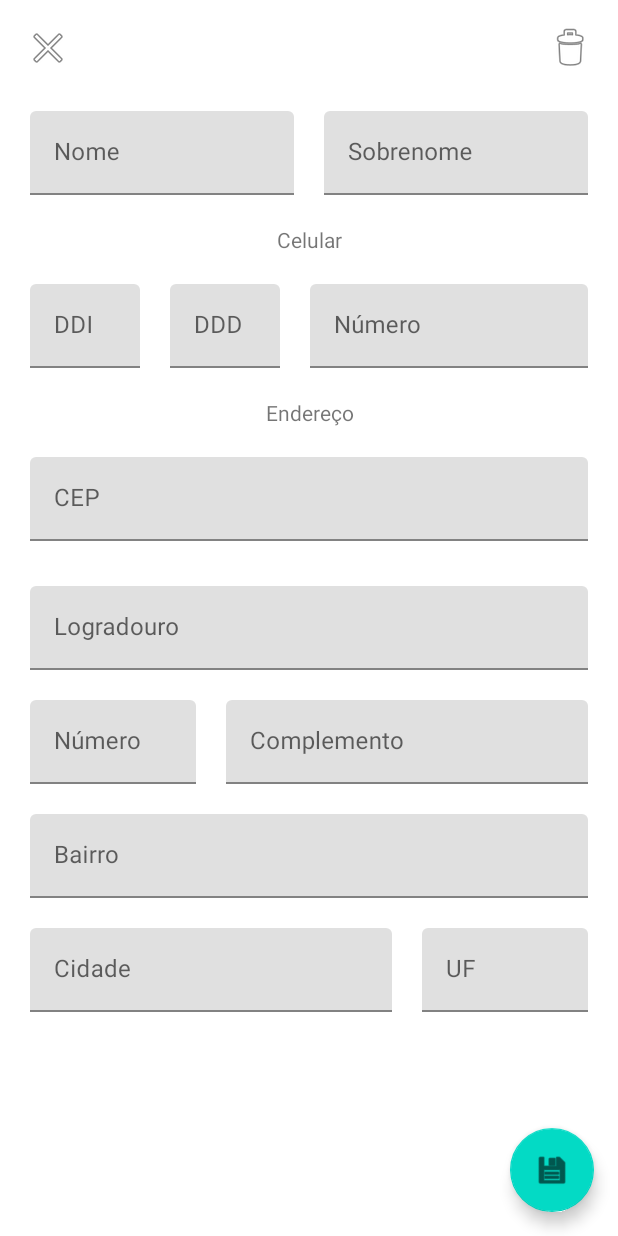
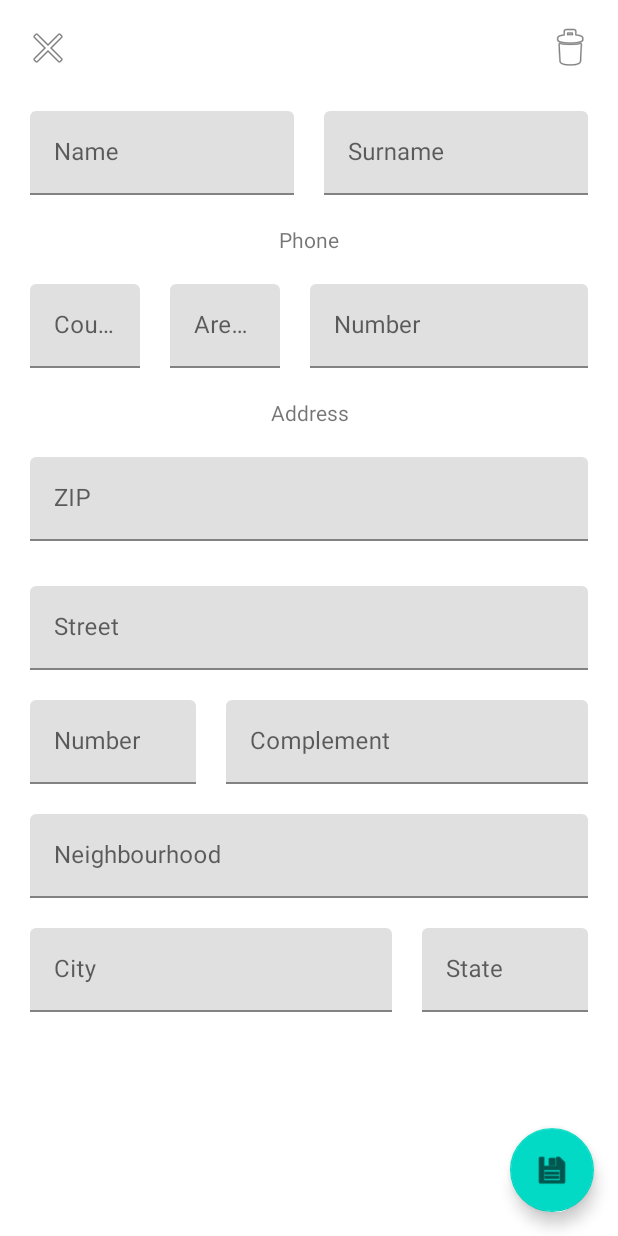
Before and after one commit to zampnrs/ViaCep-Android-Example, an Android app: the NewContactFragment screen opened through its navigation route, on a phone screen of 412 x 824 dp. Run offline under Robolectric (Android 15) with nearby library versions, the phone set to English and light mode, and no system bars; our stand-ins replace Dagger/Hilt's generated code.

Commit message:
Improving strings resources

```diff
--- a/app/src/main/res/values/strings.xml
+++ b/app/src/main/res/values/strings.xml
@@ -1,34 +1,38 @@
+<?xml version="1.0" encoding="utf-8"?>
 <resources>
-    <string name="app_name">ContactBook</string>
-    <string name="action_settings">Settings</string>
+    <string name="app_name" translatable="false">ContactBook</string>
 
-    <string name="contact_fragment_label">Contact Fragment</string>
-    <string name="new_contact_fragment_label">New Contact Fragment</string>
-    <string name="contacts_loading_error_message">Erro ao carregar os contatos</string>
-    <string name="cep_label">CEP</string>
-    <string name="street_label">Logradouro</string>
-    <string name="number_label">Número</string>
-    <string name="complement_label">Complemento</string>
-    <string name="neighborhood_label">Bairro</string>
-    <string name="city_label">Cidade</string>
-    <string name="uf_label">UF</string>
-    <string name="address_label">Endereço</string>
-    <string name="country_code_label">DDI</string>
-    <string name="state_code_label">DDD</string>
-    <string name="phone_number_label">Celular</string>
-    <string name="name_label">Nome</string>
-    <string name="surname_label">Sobrenome</string>
-    <string name="save_contact_error">Alguns campos parecem estar vazios</string>
-    <string name="contact_saved_message">Contato salvo com sucesso</string>
-    <string name="contact_saving_error_message">Erro ao salvar contato</string>
-    <string name="contact_updated_message">Contato atualizado com sucesso</string>
-    <string name="contact_updating_error_message">Erro ao atualizar contato</string>
-    <string name="empty_contactBook_label">Agenda vazia</string>
-    <string name="wrong_zip_code">CEP incorreto</string>
-    <string name="delete_action">Apagar</string>
-    <string name="cancel">Voltar</string>
-    <string name="contact_deleting_error_message">Erro ao apagar contato</string>
-    <string name="alert_title">Alerta!</string>
-    <string name="delete_message">Deseja realmente apagar?</string>
-    <string name="error_loading_contact">Erro ao carregar contato</string>
+    <!--    Navigation Graph-->
+    <string name="contact_fragment_label" translatable="false">Contact Fragment</string>
+    <string name="new_contact_fragment_label" translatable="false">New Contact Fragment</string>
+
+    <!--    New Contact Screen-->
+    <string name="contacts_loading_error_message">Error loading contacts</string>
+    <string name="cep_label">ZIP</string>
+    <string name="street_label">Street</string>
+    <string name="number_label">Number</string>
+    <string name="complement_label">Complement</string>
+    <string name="neighborhood_label">Neighbourhood</string>
+    <string name="city_label">City</string>
+    <string name="uf_label">State</string>
+    <string name="address_label">Address</string>
+    <string name="country_code_label">Country code</string>
+    <string name="state_code_label">Area code</string>
+    <string name="phone_number_label">Phone</string>
+    <string name="name_label">Name</string>
+    <string name="surname_label">Surname</string>
+    <string name="save_contact_error">Some fields seems to be empty</string>
+    <string name="contact_saved_message">Contact successfully saved</string>
+    <string name="contact_saving_error_message">Error saving contact</string>
+    <string name="contact_updated_message">Contact successfully updated</string>
+    <string name="contact_updating_error_message">Error updating contact</string>
+    <string name="empty_contactBook_label">Empty contact book</string>
+    <string name="wrong_zip_code">ZIP seems to be wrong</string>
+    <string name="delete_action">Delete</string>
+    <string name="cancel">Back</string>
+    <string name="contact_deleting_error_message">Error deleting contact</string>
+    <string name="alert_title">Alert!</string>
+    <string name="delete_message">Would you really like to delete it?</string>
+    <string name="error_loading_contact">Error loading contact</string>
+
 </resources>
```
Also changed, not shown: 1 other file.
